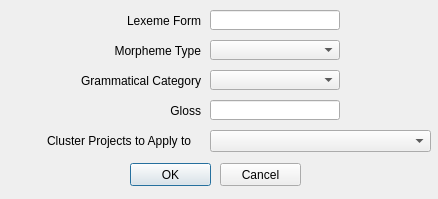
Before: the Qt Designer form Dev/Lib/Windows/NewEntry.ui in rmlockwood/FLExTrans, drawn with Qt 5.
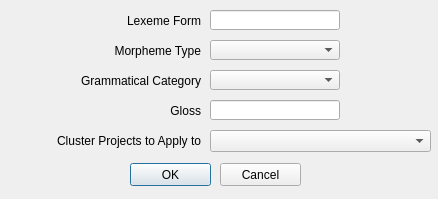
After: the same form once the commit is applied.

Commit message: linker ui set for localization

Diff of the .ui file:
```diff
--- a/Dev/Lib/Windows/NewEntry.ui
+++ b/Dev/Lib/Windows/NewEntry.ui
@@ -186,7 +186,7 @@
   <widget class="QLabel" name="clusterProjectsLabel">
    <property name="geometry">
     <rect>
-     <x>0</x>
+     <x>10</x>
      <y>130</y>
      <width>191</width>
      <height>21</height>
```
The commit also changes 5 other files.
